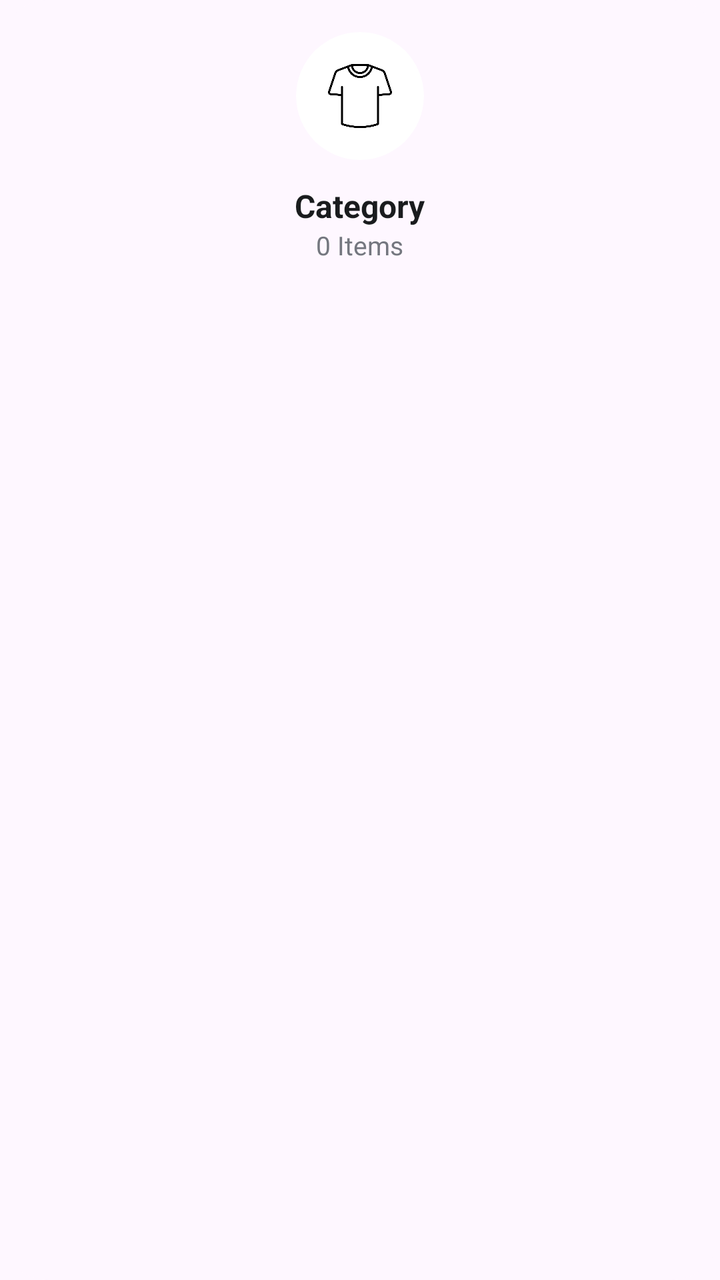
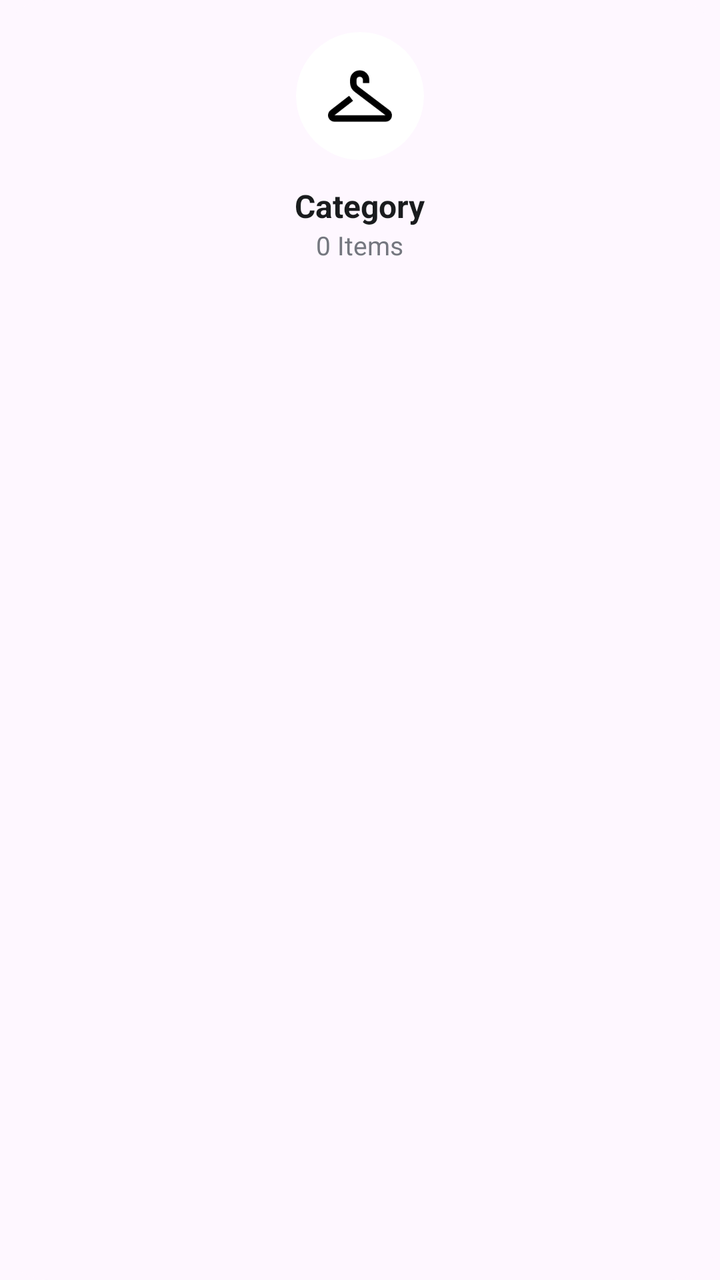

Screens rendered from an Android XML layout before and after an edit, with the pre-edit source and the edit as a unified diff.
<!-- AndroidManifest.xml: application theme Theme.Project -->
<!-- res/layout/item_category_grid.xml -->
<?xml version="1.0" encoding="utf-8"?>
<com.google.android.material.card.MaterialCardView xmlns:android="http://schemas.android.com/apk/res/android"
    xmlns:app="http://schemas.android.com/apk/res-auto"
    android:id="@+id/cv_category_card"
    android:layout_width="match_parent"
    android:layout_height="wrap_content"
    android:layout_margin="8dp"
    app:cardCornerRadius="24dp"
    app:cardElevation="0dp"
    app:strokeWidth="0dp">

    <LinearLayout
        android:layout_width="match_parent"
        android:layout_height="wrap_content"
        android:gravity="center"
        android:orientation="vertical"
        android:padding="16dp">

        <com.google.android.material.card.MaterialCardView
            android:layout_width="64dp"
            android:layout_height="64dp"
            app:cardBackgroundColor="@color/white"
            app:cardCornerRadius="32dp"
            app:cardElevation="0dp"
            app:strokeWidth="0dp">

            <ImageView
                android:id="@+id/iv_category_icon"
                android:layout_width="32dp"
                android:layout_height="32dp"
                android:layout_gravity="center"
                android:src="@drawable/shirt" />
        </com.google.android.material.card.MaterialCardView>

        <TextView
            android:id="@+id/tv_category_name"
            android:layout_width="wrap_content"
            android:layout_height="wrap_content"
            android:layout_marginTop="12dp"
            android:text="Category"
            android:textColor="@color/wardrobe_text_primary"
            android:textSize="16sp"
            android:textStyle="bold" />

        <TextView
            android:id="@+id/tv_item_count"
            android:layout_width="wrap_content"
            android:layout_height="wrap_content"
            android:text="0 Items"
            android:textColor="@color/wardrobe_text_secondary"
            android:textSize="13sp" />

    </LinearLayout>
</com.google.android.material.card.MaterialCardView>
<!-- resources referenced by this layout -->
<resources>
  <color name="wardrobe_text_primary">#1A1C1E</color>
  <color name="wardrobe_text_secondary">#74777F</color>
  <color name="white">#FFFFFFFF</color>
  <!-- drawable shirt: png bitmap (drawable, 11638 bytes) -->
  <style name="Theme.Project" parent="Base.Theme.Project" />
  <style name="Base.Theme.Project" parent="Theme.Material3.DayNight.NoActionBar">
          
          
      </style>
</resources>

<!-- the commit's change to res/layout/item_category_grid.xml (unified diff, before → after) -->
@@ -29,7 +29,8 @@
                 android:layout_width="32dp"
                 android:layout_height="32dp"
                 android:layout_gravity="center"
-                android:src="@drawable/shirt" />
+                android:src="@drawable/hanger"
+                app:tint="@color/black" />
         </com.google.android.material.card.MaterialCardView>
 
         <TextView
<!-- resource entries referenced after the edit -->
@@ -1,9 +1,10 @@
 <!-- resources referenced by this layout -->
 <resources>
+  <color name="black">#FF000000</color>
   <color name="wardrobe_text_primary">#1A1C1E</color>
   <color name="wardrobe_text_secondary">#74777F</color>
   <color name="white">#FFFFFFFF</color>
-  <!-- drawable shirt: png bitmap (drawable, 11638 bytes) -->
+  <!-- drawable hanger: png bitmap (drawable, 2657 bytes) -->
   <style name="Theme.Project" parent="Base.Theme.Project" />
   <style name="Base.Theme.Project" parent="Theme.Material3.DayNight.NoActionBar">
           
